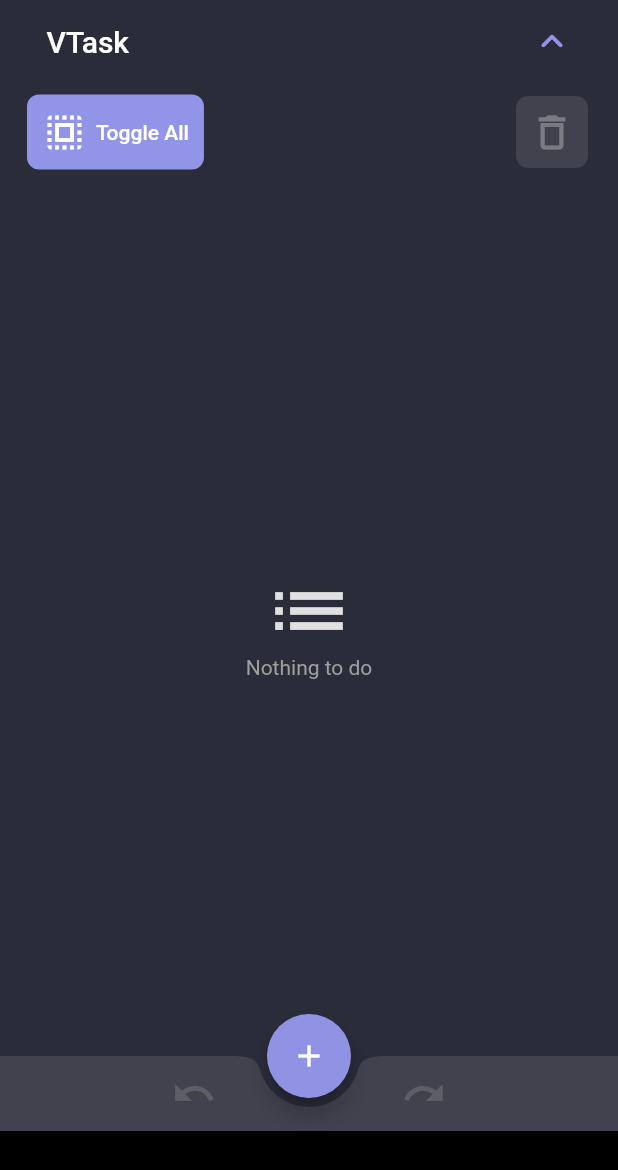
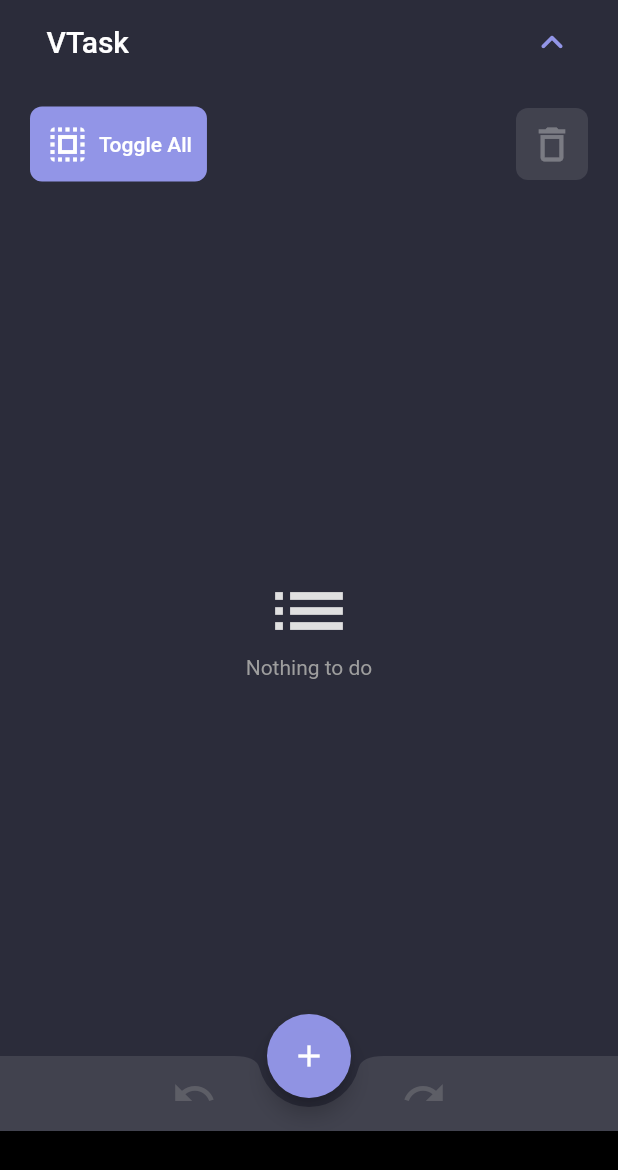
Before and after one commit to andre-vidal/vtask, a Flutter app: the screen it shows after launch, after a tap on the "keyboard arrow down" icon, on a phone screen of 412 x 824 dp. Shown: the top 1170 px of the screen. Run offline on Flutter 3.47's test engine with Material 2 defaults, Android fonts, the phone set to English and light mode, and no system bars; drawn by our look-alikes of google_mobile_ads; our stand-ins replace shared_preferences; network calls fail; Roboto replaces fonts that are missing (Hind).

Commit message:
update button background

```diff
--- a/lib/main.dart
+++ b/lib/main.dart
@@ -28,6 +28,7 @@ class MyApp extends StatelessWidget {
         home: MyStatefulWidget(),
         debugShowCheckedModeBanner: false,
         theme: ThemeData(
+          splashColor: Color.fromARGB(255, 43, 44, 58).withAlpha(100),
           // Define the default brightness and colors.
           brightness: Brightness.dark,
           primaryColor: Color.fromARGB(255, 43, 44, 58),
@@ -232,10 +233,15 @@ class _MyStatefulWidgetState extends State<MyStatefulWidget> {
                       ? Size.fromHeight(0.0)
                       : Size.fromHeight(70.0),
                   child: Padding(
-                    padding: EdgeInsets.only(bottom: 5.0),
+                    padding: EdgeInsets.only(bottom: 5.0, left: 20),
                     child: Row(
                       children: <Widget>[
                         TextButton(
+                          style: ButtonStyle(
+                            padding:
+                                MaterialStateProperty.all<EdgeInsetsGeometry>(
+                                    EdgeInsets.all(0)),
+                          ),
                           autofocus: false,
                           onPressed: !_isSelectMode
                               ? null
@@ -243,7 +249,7 @@ class _MyStatefulWidgetState extends State<MyStatefulWidget> {
                                   toDoListController.toggleAllItems();
                                 },
                           child: Container(
-                            margin: EdgeInsets.only(left: 10),
+                            margin: EdgeInsets.only(left: 0),
                             padding: EdgeInsets.all(10),
                             decoration: BoxDecoration(
                                 color: Theme.of(context).accentColor,
```
